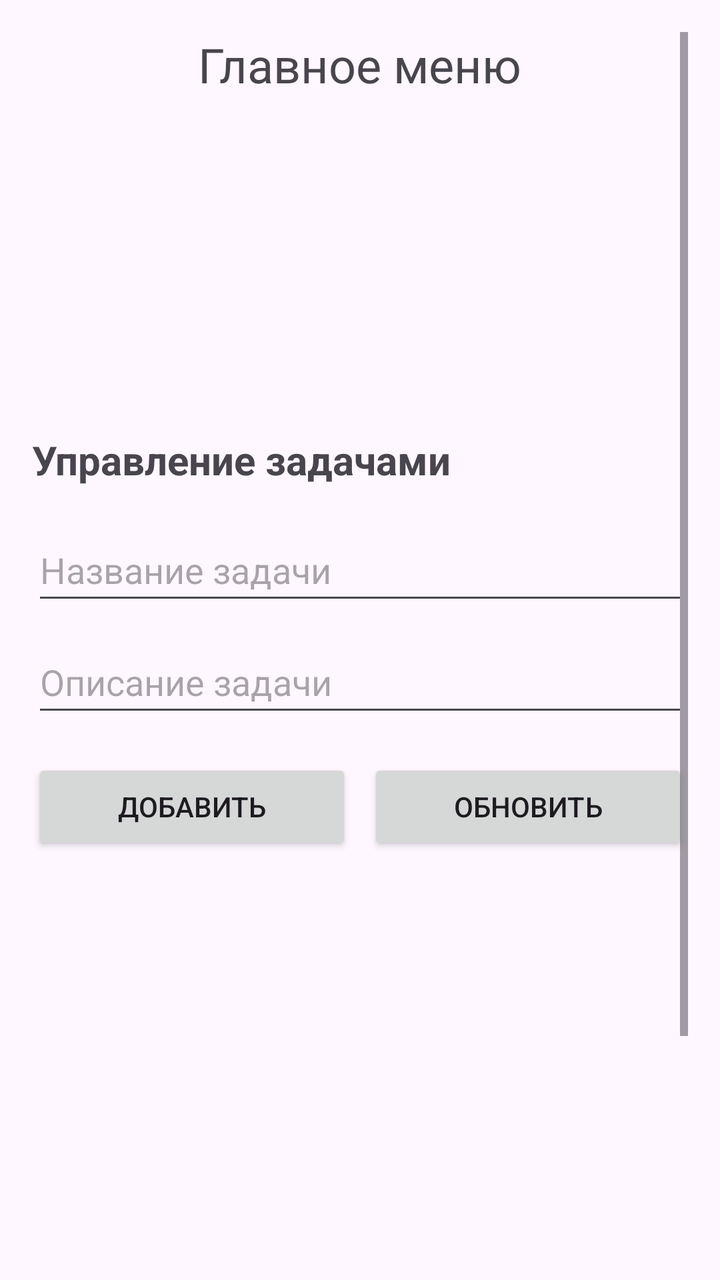
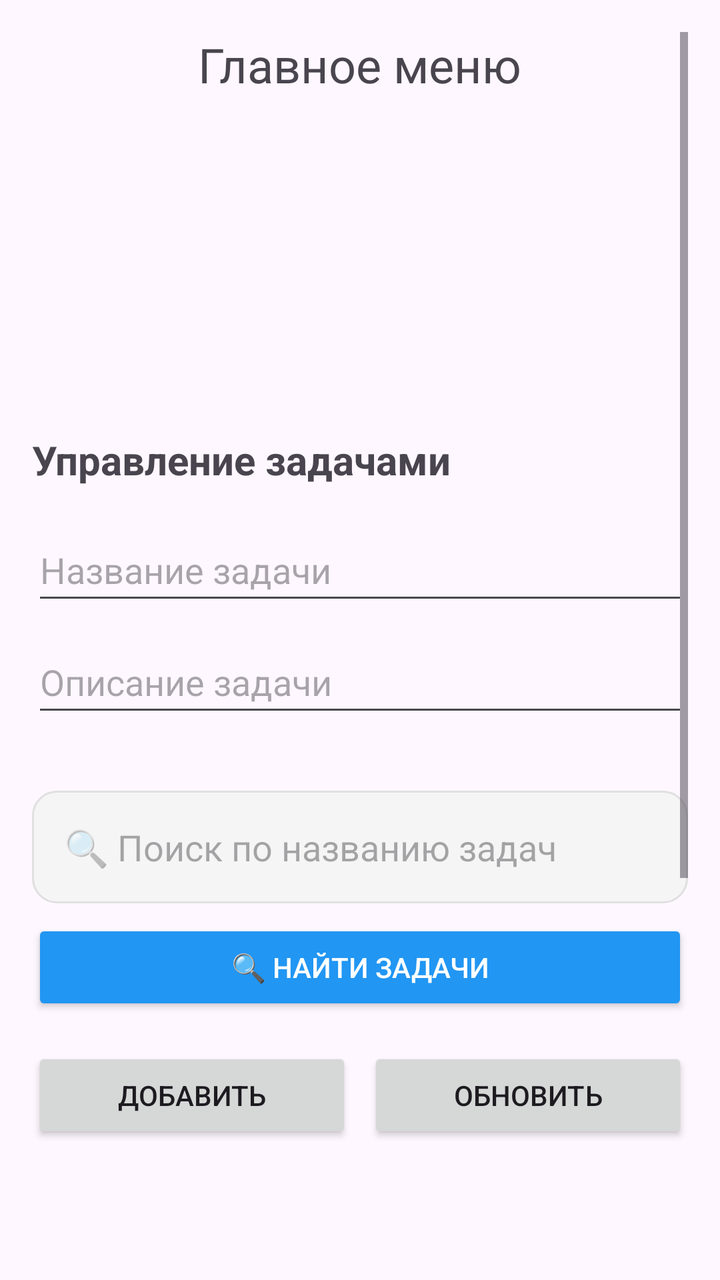

Compare the two renders of this Android layout. The source of the first and the diff that turns it into the second are given below.
<!-- AndroidManifest.xml: application theme Theme.MyFirstApp -->
<!-- res/layout/activity_main.xml -->
<?xml version="1.0" encoding="utf-8"?>
<ScrollView xmlns:android="http://schemas.android.com/apk/res/android"
    android:id="@+id/main"
    android:layout_width="match_parent"
    android:layout_height="match_parent"
    android:padding="16dp">

    <LinearLayout
        android:orientation="vertical"
        android:layout_width="match_parent"
        android:layout_height="wrap_content">

        
        <TextView
            android:text="Главное меню"
            android:textSize="24sp"
            android:layout_width="wrap_content"
            android:layout_height="wrap_content"
            android:layout_gravity="center"
            android:layout_marginBottom="16dp"/>

        <ListView
            android:id="@+id/lvScreens"
            android:layout_width="match_parent"
            android:layout_height="120dp"
            android:layout_marginBottom="32dp"/>

        
        <TextView
            android:text="Управление задачами"
            android:textSize="20sp"
            android:textStyle="bold"
            android:layout_width="wrap_content"
            android:layout_height="wrap_content"
            android:layout_marginBottom="16dp"/>

        <EditText
            android:id="@+id/etTitle"
            android:layout_width="match_parent"
            android:layout_height="wrap_content"
            android:layout_marginBottom="8dp"
            android:hint="Название задачи"
            android:minHeight="48dp" />

        <EditText
            android:id="@+id/etDesc"
            android:layout_width="match_parent"
            android:layout_height="wrap_content"
            android:layout_marginBottom="16dp"
            android:hint="Описание задачи"
            android:minHeight="48dp" />

        <LinearLayout
            android:orientation="horizontal"
            android:layout_width="match_parent"
            android:layout_height="wrap_content">

            <Button
                android:id="@+id/btnAdd"
                android:text="Добавить"
                android:layout_width="0dp"
                android:layout_height="wrap_content"
                android:layout_weight="1"
                android:layout_marginEnd="8dp"/>

            <Button
                android:id="@+id/btnRefresh"
                android:text="Обновить"
                android:layout_width="0dp"
                android:layout_height="wrap_content"
                android:layout_weight="1"/>
        </LinearLayout>

        <ListView
            android:id="@+id/listViewTasks"
            android:layout_width="match_parent"
            android:layout_height="300dp"/>

        <Button
            android:id="@+id/btnDeleteSelected"
            android:text="Удалить выбранную задачу"
            android:layout_width="match_parent"
            android:layout_height="wrap_content"
            android:backgroundTint="#FF5722"/>

    </LinearLayout>
</ScrollView>
<!-- resources referenced by this layout -->
<resources>
  <style name="Theme.MyFirstApp" parent="Base.Theme.MyFirstApp" />
  <style name="Base.Theme.MyFirstApp" parent="Theme.Material3.DayNight.NoActionBar">
          
          
      </style>
</resources>

<!-- the commit's change to res/layout/activity_main.xml (unified diff, before → after) -->
@@ -50,6 +50,27 @@
             android:hint="Описание задачи"
             android:minHeight="48dp" />
 
+        <EditText
+            android:id="@+id/etSearch"
+            android:layout_width="match_parent"
+            android:layout_height="wrap_content"
+            android:hint="🔍 Поиск по названию задач"
+            android:inputType="text"
+            android:background="@drawable/search_background"
+            android:padding="16dp"
+            android:layout_marginTop="16dp"
+            android:layout_marginBottom="8dp" />
+
+        <Button
+            android:id="@+id/btnSearch"
+            android:layout_width="match_parent"
+            android:layout_height="wrap_content"
+            android:text="🔍 Найти задачи"
+            android:backgroundTint="#2196F3"
+            android:textColor="#FFFFFF"
+            android:layout_marginBottom="16dp" />
+
+
         <LinearLayout
             android:orientation="horizontal"
             android:layout_width="match_parent"
<!-- resource entries referenced after the edit -->
@@ -1,5 +1,12 @@
 <!-- resources referenced by this layout -->
 <resources>
+  <!-- drawable search_background (drawable) -->
+  <?xml version="1.0" encoding="utf-8"?>
+  <shape xmlns:android="http://schemas.android.com/apk/res/android">
+      <solid android:color="#F5F5F5"/>
+      <stroke android:width="1dp" android:color="#E0E0E0"/>
+      <corners android:radius="12dp"/>
+  </shape>
   <style name="Theme.MyFirstApp" parent="Base.Theme.MyFirstApp" />
   <style name="Base.Theme.MyFirstApp" parent="Theme.Material3.DayNight.NoActionBar">
           
